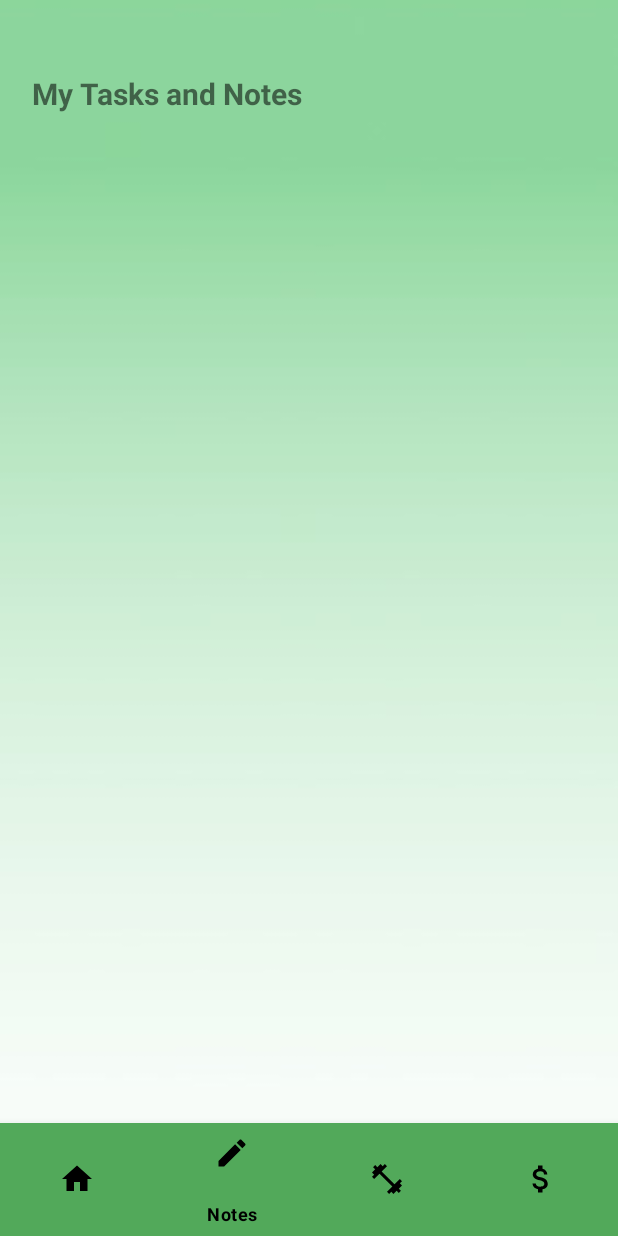
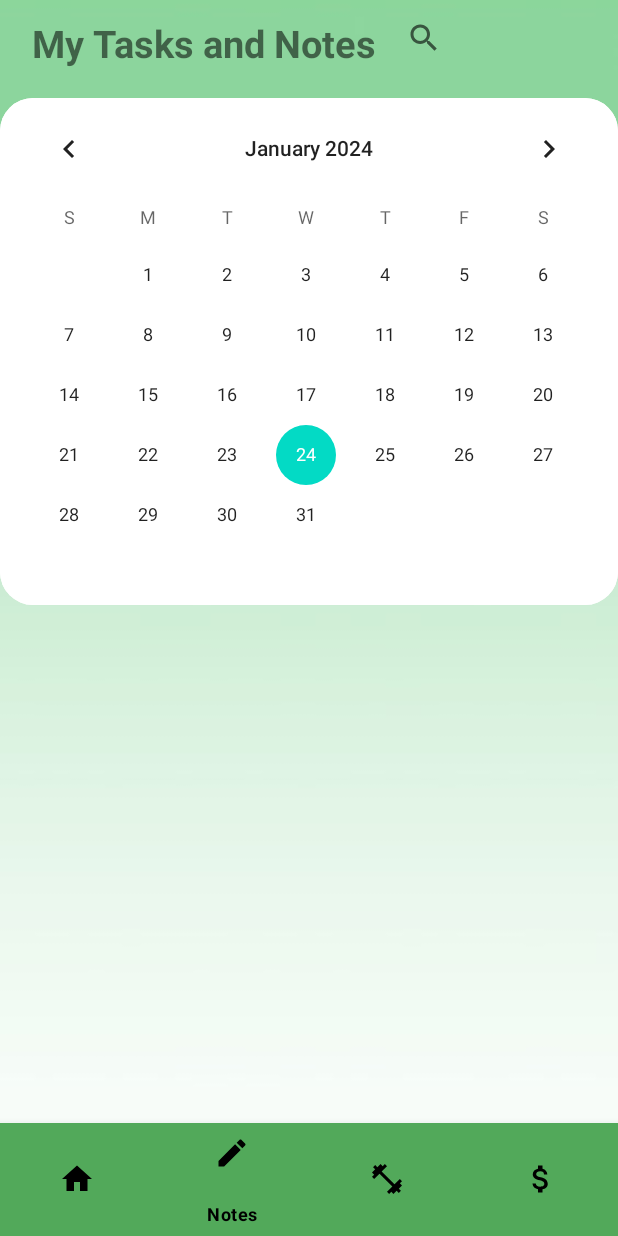
Before and after one commit to Coderman556/ANDECA2, an Android app: the Notes screen opened directly, with no data from a screen before it, on a phone screen of 412 x 824 dp. Run offline under Robolectric (Android 15) with nearby library versions, the phone set to English and light mode, and no system bars.

Commit message:
Added calendar and search icon in Notes page

```diff
--- /dev/null
+++ b/app/src/main/res/drawable/rounded_calendar_background.xml
@@ -0,0 +1,5 @@
+<?xml version="1.0" encoding="utf-8"?>
+<shape xmlns:android="http://schemas.android.com/apk/res/android">
+    <solid android:color="#FFFFFF" />
+    <corners android:radius="22dp" />
+</shape>
--- a/app/src/main/res/layout/activity_notes.xml
+++ b/app/src/main/res/layout/activity_notes.xml
@@ -1,4 +1,3 @@
-<?xml version="1.0" encoding="utf-8"?>
 <androidx.constraintlayout.widget.ConstraintLayout
     xmlns:android="http://schemas.android.com/apk/res/android"
     xmlns:app="http://schemas.android.com/apk/res-auto"
@@ -14,50 +13,54 @@
         android:scaleType="centerCrop"
         android:src="@drawable/homepagegradient"
         />
-    <LinearLayout
-        android:layout_width="409dp"
-        android:layout_height="729dp"
+    <RelativeLayout
+        android:id="@+id/titleSearchLayout"
+        android:layout_width="match_parent"
+        android:layout_height="wrap_content"
         android:layout_marginStart="1dp"
         android:layout_marginTop="1dp"
         android:layout_marginEnd="1dp"
         android:layout_marginBottom="1dp"
-        android:orientation="vertical"
-        app:layout_constraintBottom_toBottomOf="parent"
-        app:layout_constraintEnd_toEndOf="parent"
+        app:layout_constraintTop_toTopOf="parent"
         app:layout_constraintStart_toStartOf="parent"
-        app:layout_constraintTop_toTopOf="parent">
+        app:layout_constraintEnd_toEndOf="parent">
 
         <TextView
             android:id="@+id/titleTextView"
             android:layout_width="wrap_content"
             android:layout_height="wrap_content"
             android:text="My Tasks and Notes"
-            android:textSize="20sp"
+            android:textSize="25sp"
             android:textStyle="bold"
-            android:layout_marginTop="1dp"
-            android:layout_marginLeft="20dp"
-            app:layout_constraintStart_toStartOf="parent"
-            app:layout_constraintEnd_toEndOf="parent"
+            android:layout_marginTop="10dp"
+            android:layout_marginStart="20dp"
+            android:layout_marginRight="60dp"
             />
 
         <androidx.appcompat.widget.SearchView
             android:id="@+id/searchView"
-            android:layout_width="0dp"
+            android:layout_width="wrap_content"
             android:layout_height="wrap_content"
-            android:iconifiedByDefault="false"
-            android:queryHint="Search"
-            app:theme="@style/SearchViewStyle"
-            android:background="@drawable/rounded_search_view"
-            app:layout_constraintTop_toTopOf="@+id/titleTextView"
-            app:layout_constraintEnd_toEndOf="parent"
-            app:layout_constraintBottom_toBottomOf="@+id/titleTextView"
+            android:layout_toEndOf="@id/titleTextView"
+            android:layout_marginStart="8dp"
             android:layout_marginEnd="16dp"/>
+    </RelativeLayout>
 
-        />
-    </LinearLayout>
+    <LinearLayout
+        android:id="@+id/calendarLayout"
+        android:layout_width="match_parent"
+        android:layout_height="wrap_content"
+        android:layout_marginTop="16dp"
+        app:layout_constraintTop_toBottomOf="@+id/titleSearchLayout">
+
+        <CalendarView
+            android:id="@+id/calendarView"
+            android:layout_width="match_parent"
+            android:layout_height="wrap_content"
+            android:background="@drawable/rounded_calendar_background"/>
 
 
-
+    </LinearLayout>
     <com.google.android.material.bottomnavigation.BottomNavigationView
         android:id="@+id/bottomNavigationView"
         android:layout_width="match_parent"
@@ -70,5 +73,4 @@
         app:itemIconTint="@drawable/nav_icon_selector"
         app:itemTextColor="@drawable/nav_icon_selector"
         app:menu="@menu/bottom_nav_menu" />
-
 </androidx.constraintlayout.widget.ConstraintLayout>
--- a/app/src/main/res/values/themes.xml
+++ b/app/src/main/res/values/themes.xml
@@ -23,5 +23,9 @@
         <!-- Customize the text color of the search input -->
         <item name="android:textColor">@android:color/black</item>
     </style>
+    <style name="TransparentSearchViewStyle" parent="Widget.AppCompat.SearchView">
+        <item name="android:background">@android:color/transparent</item>
+    </style>
+
 
 </resources>
```
